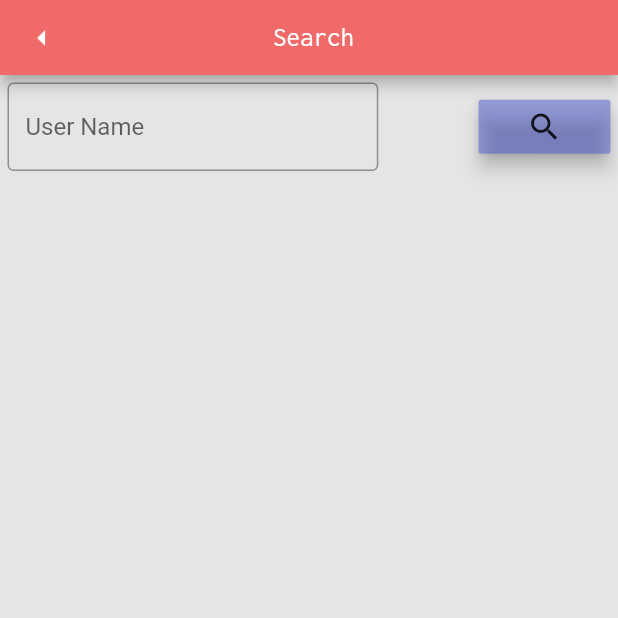
After one commit to psycoder01/konoha, a Flutter app: the SearchScreen screen opened directly, after a tap on the "search" icon, on a phone screen of 412 x 824 dp, the top half of it. The commit adds this screen. Run offline on Flutter 3.47's test engine with Material 2 defaults, Android fonts, the phone set to English and light mode, and no system bars; our stand-ins replace flutter_secure_storage; accounts and stored records are empty; network calls fail.

Commit message:
:telescope: added search page

```diff
--- a/lib/screens/navigation.dart
+++ b/lib/screens/navigation.dart
@@ -12,6 +12,7 @@ import 'package:konoha/screens/addPost.dart';
 import 'package:konoha/constants/configs.dart';
 import 'package:konoha/screens/login.dart';
 import 'package:konoha/screens/profile.dart';
+import 'package:konoha/screens/search.dart';
 
 class NavigationScreen extends StatefulWidget {
   @override
@@ -33,7 +34,8 @@ class _NavigationScreenState extends State<NavigationScreen> {
           trailIcon: IconButton(
               icon: Icon(Icons.search),
               onPressed: () {
-                print(userState.token);
+                Navigator.push(context,
+                    MaterialPageRoute(builder: (context) => SearchScreen()));
               }),
         ),
       ),
@@ -54,7 +56,8 @@ class _NavigationScreenState extends State<NavigationScreen> {
             ListTile(
               title: Text("Profile"),
               onTap: () {
-                  Navigator.push(context,MaterialPageRoute(builder:(context)=> ProfileScreen()));
+                Navigator.push(context,
+                    MaterialPageRoute(builder: (context) => ProfileScreen()));
               },
             ),
             ListTile(
--- /dev/null
+++ b/lib/screens/search.dart
@@ -0,0 +1,111 @@
+import 'package:flutter/material.dart';
+import 'package:konoha/widgets/units/appbar.dart';
+import 'package:konoha/constants/colors.dart';
+import 'package:konoha/services/api.dart';
+import 'package:konoha/constants/configs.dart';
+
+class SearchScreen extends StatefulWidget {
+  @override
+  _SearchScreenState createState() => _SearchScreenState();
+}
+
+class _SearchScreenState extends State<SearchScreen> {
+  String _username;
+  final TextEditingController searchText = TextEditingController();
+  final FocusNode searchNode = FocusNode();
+  List searchResult = [];
+
+  @override
+  Widget build(BuildContext context) {
+    final media = MediaQuery.of(context).size;
+    return Scaffold(
+      appBar: PreferredSize(
+        preferredSize: Size.fromHeight(50.0),
+        child: KAppBar(
+          title: 'Search',
+          leadingIcon: IconButton(
+            icon: Icon(Icons.arrow_left),
+            onPressed: () {
+              Navigator.pop(context);
+            },
+          ),
+        ),
+      ),
+      body: ListView.builder(
+        padding: const EdgeInsets.all(5.0),
+        itemCount: searchResult.length + 1,
+        itemBuilder: (BuildContext context, int index) {
+          if (index == 0) {
+            return Row(
+              children: [
+                Container(
+                  width: media.width * 0.6,
+                  child: TextField(
+                    controller: searchText,
+                    focusNode: searchNode,
+                    decoration: InputDecoration(
+                      hintText: "User Name",
+                      fillColor: inputFieldColor,
+                      border: OutlineInputBorder(
+                        borderSide: BorderSide(color: Colors.white),
+                      ),
+                    ),
+                  ),
+                ),
+                Spacer(),
+                RaisedButton(
+                  elevation: 5.0,
+                  color: primaryBlueColor,
+                  child: Icon(Icons.search),
+                  onPressed: () {
+                    setState(() {
+                      _username = searchText.text;
+                    });
+                    searchUser(_username);
+                    searchNode.unfocus();
+                  },
+                ),
+              ],
+            );
+          }
+          return InkWell(
+            onTap: () {
+              print(searchResult[index - 1]);
+            },
+            child: Card(
+              margin: const EdgeInsets.all(10.0),
+              child: Padding(
+                padding: const EdgeInsets.all(8.0),
+                child: Row(
+                  children: <Widget>[
+                    Image.network(
+                      searchResult[index - 1]['imgUrl']
+                          .replaceAll('localhost', localhostIp),
+                      width: 80.0,
+                      height: 80.0,
+                    ),
+                    SizedBox(width: 20.0),
+                    Text(
+                      searchResult[index - 1]['name'],
+                      style: TextStyle(
+                        fontSize: 18.0,
+                        fontWeight: FontWeight.w700,
+                      ),
+                    ),
+                  ],
+                ),
+              ),
+            ),
+          );
+        },
+      ),
+    );
+  }
+
+  Future<void> searchUser(String username) async {
+    var res = await apiSearchUsers(username);
+    setState(() {
+      searchResult = res['data'];
+    });
+  }
+}
--- a/lib/services/api.dart
+++ b/lib/services/api.dart
@@ -179,8 +179,8 @@ apiGetUsers(List commenterIds) async {
   }
 }
 
-Future<Map> apiUpdateUserDetails(String email, String name, String bio, String nature,
-    String location) async {
+Future<Map> apiUpdateUserDetails(String email, String name, String bio,
+    String nature, String location) async {
   try {
     var res = await http.put('$api/api/user/',
         headers: {
@@ -200,3 +200,18 @@ Future<Map> apiUpdateUserDetails(String email, String name, String bio, String n
     return {"error": "Some Error Occured"};
   }
 }
+
+Future<Map> apiSearchUsers(String username) async {
+  try {
+    var res = await http.get(
+      '$api/api/user/$username',
+      headers: {
+        HttpHeaders.contentTypeHeader: 'application/json',
+      },
+    );
+    if (res.statusCode != 200) return {"erorr": "Server Oppsy!"};
+    return {"data": json.decode(res.body), "error": null};
+  } catch (err) {
+    return {"error": "Oppsy!!"};
+  }
+}
```
